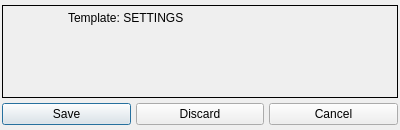
Qt form Editor/editing/_dialogs/savingnotificationdialog.ui (WohlSoft/Moondust-Project) before a commit.
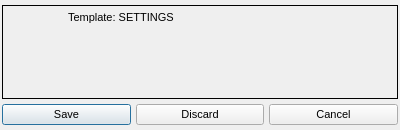
The same form after that commit. Icons and pictures are not drawn.

What changed in the file:
```diff
--- a/Editor/editing/_dialogs/savingnotificationdialog.ui
+++ b/Editor/editing/_dialogs/savingnotificationdialog.ui
@@ -22,6 +22,11 @@
     <height>130</height>
    </size>
   </property>
+  <property name="font">
+   <font>
+    <pointsize>8</pointsize>
+   </font>
+  </property>
   <property name="windowTitle">
    <string notr="true">SaveFile</string>
   </property>
```
